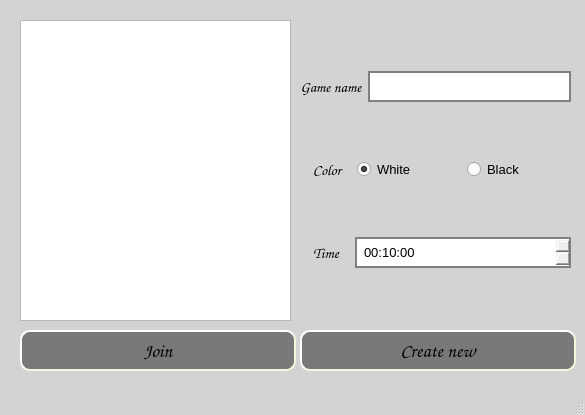
The window that lobby.ui (NoIdeaForMyName/chess_multiplayer) describes before a commit, drawn with Qt 5.
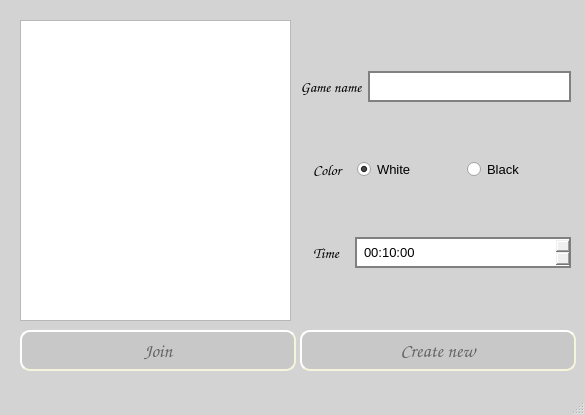
The same window after the commit.

Commit message: Change disabled button stylesheet so that button text is still visible

Diff of the .ui file:
```diff
--- a/lobby.ui
+++ b/lobby.ui
@@ -28,6 +28,11 @@
     background-color: rgb(99, 99, 99);
     border-style: inset;
 }
+QPushButton:disabled {
+    background-color: rgb(200, 200, 200);
+    border-color: beige;
+    color: rgb(100, 100, 100);
+}
 
 QMainWindow {
 	
@@ -59,6 +64,9 @@
     </property>
    </widget>
    <widget class="QPushButton" name="join_button">
+    <property name="enabled">
+     <bool>false</bool>
+    </property>
     <property name="geometry">
      <rect>
       <x>20</x>
@@ -85,7 +93,7 @@
    </widget>
    <widget class="QPushButton" name="create_button">
     <property name="enabled">
-     <bool>true</bool>
+     <bool>false</bool>
     </property>
     <property name="geometry">
      <rect>
```
